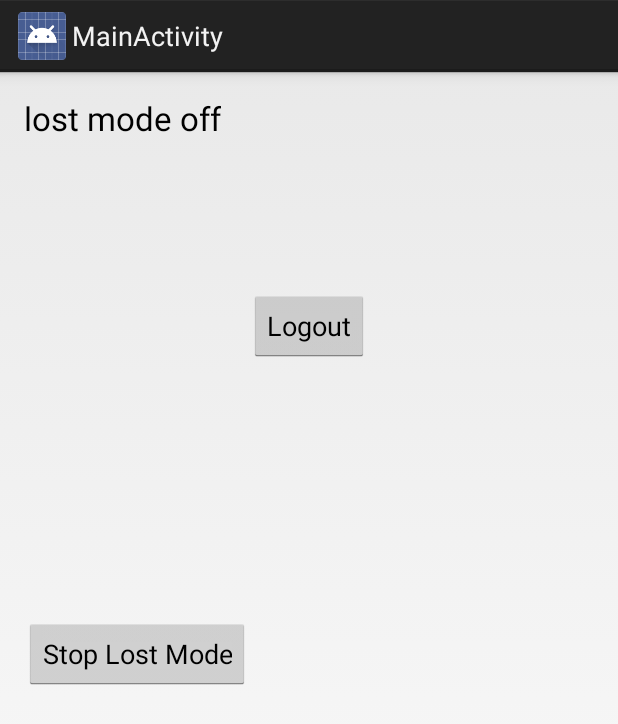
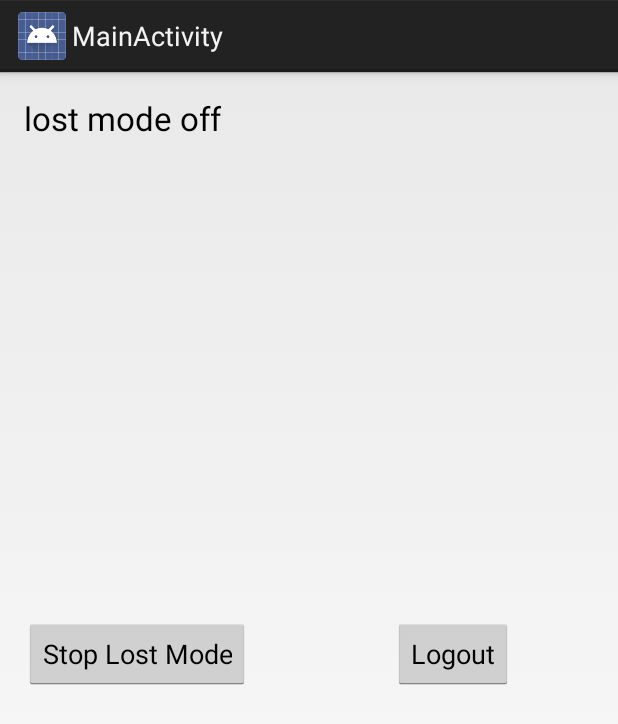
Before and after one commit to myang321/Finder, an Android app: the MainActivity screen opened directly, with no data from a screen before it, on a phone screen of 412 x 824 dp. Shown: the top 724 px of the screen. Run offline under Robolectric (Android 15) with nearby library versions, the phone set to English and light mode, and no system bars; 1 statement that could not run was skipped.

Commit message:
fix location bug, change ui

```diff
--- a/app/src/main/java/com/example/steve/finder2/services/ReportService.java
+++ b/app/src/main/java/com/example/steve/finder2/services/ReportService.java
@@ -75,7 +75,7 @@ public class ReportService extends IntentService {
                     Log.d("meng", "got location x=" + location.getLatitude() + " y=" + location.getAltitude());
                     Log.d("meng", "accuracy " + location.getAccuracy());
                     loc_x = location.getLatitude();
-                    loc_y = location.getAltitude();
+                    loc_y = location.getLongitude();
                 }
             };
             MyLocation myLocation = new MyLocation();
--- a/app/src/main/res/layout/activity_main.xml
+++ b/app/src/main/res/layout/activity_main.xml
@@ -13,11 +13,13 @@
         android:id="@+id/button_logout"
         android:layout_width="wrap_content"
         android:layout_height="wrap_content"
-        android:layout_alignParentTop="true"
-        android:layout_centerHorizontal="true"
-        android:layout_marginTop="129dp"
         android:onClick="showLogoutDialog"
-        android:text="Logout" />
+        android:text="Logout"
+        android:layout_centerVertical="true"
+        android:layout_alignParentRight="true"
+        android:layout_alignParentEnd="true"
+        android:layout_marginRight="54dp"
+        android:layout_marginEnd="54dp" />
 
 
     <Button
```
